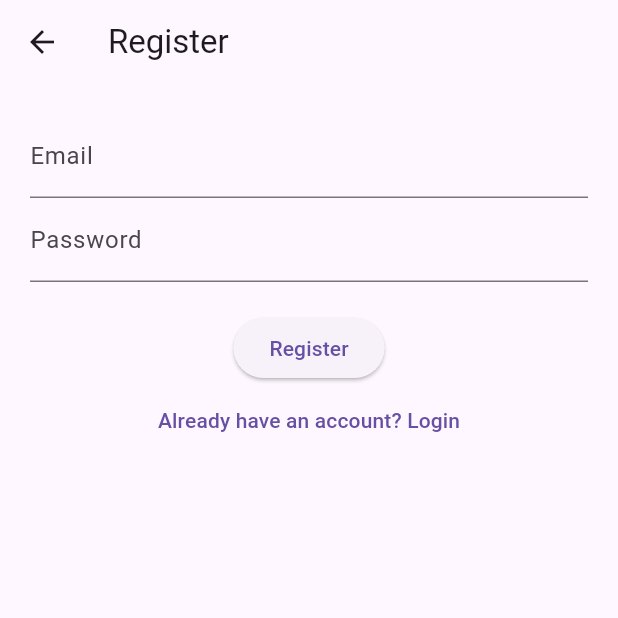
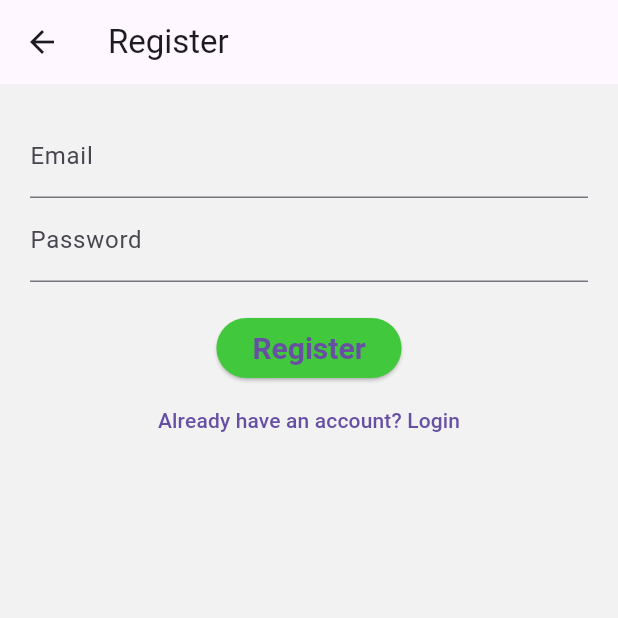
Before and after one commit to jeangregorfonrose/migra-app, a Flutter app: the RegisterScreen screen opened directly, on a phone screen of 412 x 824 dp, the top half of it. Run offline on Flutter 3.47's test engine with Material 3 defaults, Android fonts, the phone set to English and light mode, and no system bars; our stand-ins replace firebase_auth, firebase_core, google_maps_flutter; accounts and stored records are empty.

Commit message:
Work on windows

```diff
--- /dev/null
+++ b/lib/core/themes/app_colors.dart
@@ -0,0 +1,52 @@
+import 'package:flutter/material.dart';
+
+class AppColors {
+  static const primary = Color(0xFF42C83C);
+  static const primaryDark = Color(0xFF303F9F);
+  static const primaryLight = Color(0xFFC5CAE9);
+
+  static const secondary = Color(0xFF00BCD4);
+  static const secondaryDark = Color(0xFF0097A7);
+  static const secondaryLight = Color(0xFFB2EBF2);
+
+  static const lightBackground = Color(0xFFF2F2F2);
+  static const darkBackground = Color(0xFF121212);
+  static const surface = Color(0xFFFFFFFF);
+
+  static const grey = Color(0xFFBEBEBE);
+  static const darkGrey = Color(0xFF343434);
+
+  static const error = Color(0xFFD32F2F);
+  static const onPrimary = Color(0xFFFFFFFF);
+  static const onSecondary = Color(0xFF000000);
+  static const onBackground = Color(0xFF000000);
+  static const onSurface = Color(0xFF000000);
+  static const onError = Color(0xFFFFFFFF);
+
+  static const black = Color(0xFF000000);
+  static const white = Color(0xFFFFFFFF);
+
+  static const transparent = Color(0x00000000);
+
+  static const shadow = Color(0x44000000);
+  static const divider = Color(0xFFBDBDBD);
+  static const disabled = Color(0xFFBDBDBD);
+  static const unselected = Color(0xFFBDBDBD);
+  static const unselectedDark = Color(0xFF757575);
+  static const unselectedLight = Color(0xFFE0E0E0);
+  static const unselectedBackground = Color(0xFFE0E0E0);
+  static const unselectedSurface = Color(0xFFE0E0E0);
+  static const unselectedError = Color(0xFFEF9A9A);
+  static const unselectedOnPrimary = Color(0xFF000000);
+  static const unselectedOnSecondary = Color(0xFF000000);
+  static const unselectedOnBackground = Color(0xFF000000);
+  static const unselectedOnSurface = Color(0xFF000000);
+  static const unselectedOnError = Color(0xFF000000);
+
+  static const unselectedBlack = Color(0xFF000000);
+  static const unselectedWhite = Color(0xFFFFFFFF);
+
+  static const unselectedTransparent = Color(0x00000000);
+
+  static const unselectedShadow = Color(0x44000000);
+}
--- /dev/null
+++ b/lib/core/themes/app_theme.dart
@@ -0,0 +1,30 @@
+import 'package:flutter/material.dart';
+import 'package:migra_app/core/themes/app_colors.dart';
+
+class AppTheme {
+  static final lightTheme = ThemeData(
+    primaryColor: AppColors.primary,
+    scaffoldBackgroundColor: AppColors.lightBackground,
+    brightness: Brightness.light,
+    elevatedButtonTheme: ElevatedButtonThemeData(
+      style: ElevatedButton.styleFrom(
+        backgroundColor: AppColors.primary,
+        textStyle: TextStyle(fontSize: 20, fontWeight: FontWeight.bold),
+        shape: RoundedRectangleBorder(borderRadius: BorderRadius.circular(30)),
+      ),
+    ),
+  );
+
+  static final darkTheme = ThemeData(
+    primaryColor: AppColors.primaryDark,
+    scaffoldBackgroundColor: AppColors.darkBackground,
+    brightness: Brightness.dark,
+    elevatedButtonTheme: ElevatedButtonThemeData(
+      style: ElevatedButton.styleFrom(
+        backgroundColor: AppColors.primaryDark,
+        textStyle: TextStyle(fontSize: 20, fontWeight: FontWeight.bold),
+        shape: RoundedRectangleBorder(borderRadius: BorderRadius.circular(30)),
+      ),
+    ),
+  );
+}
```
Also changed, not shown: lib/main.dart (+12 -2 lines), lib/screens/report_map_screen.dart (added, +78 -0 lines), 126 other files.
